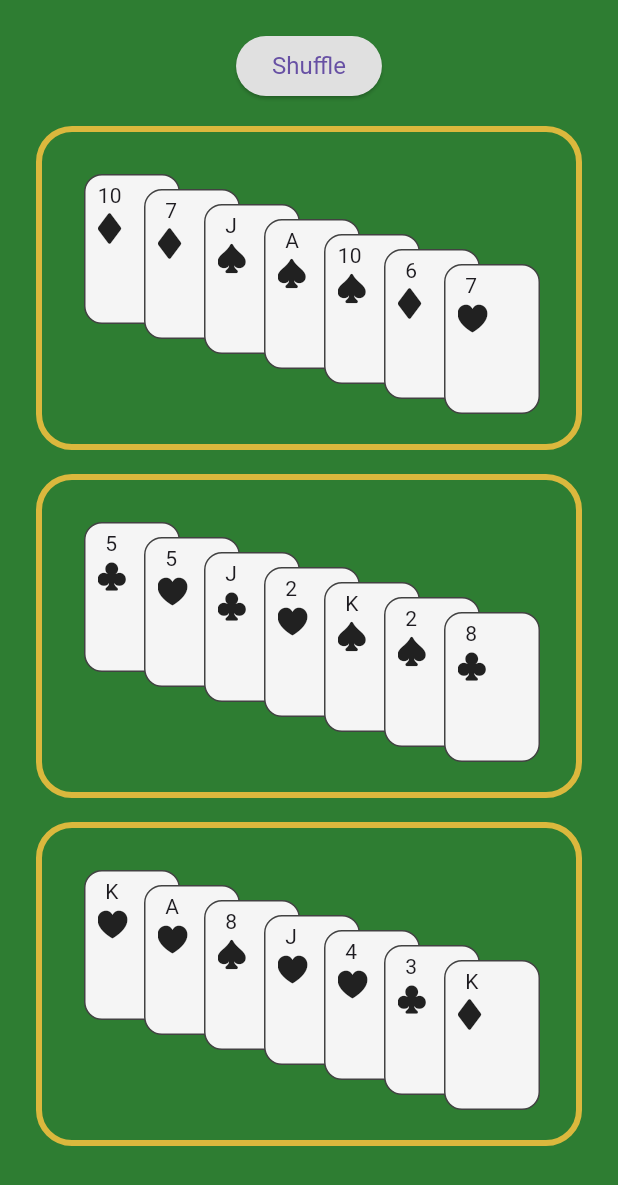
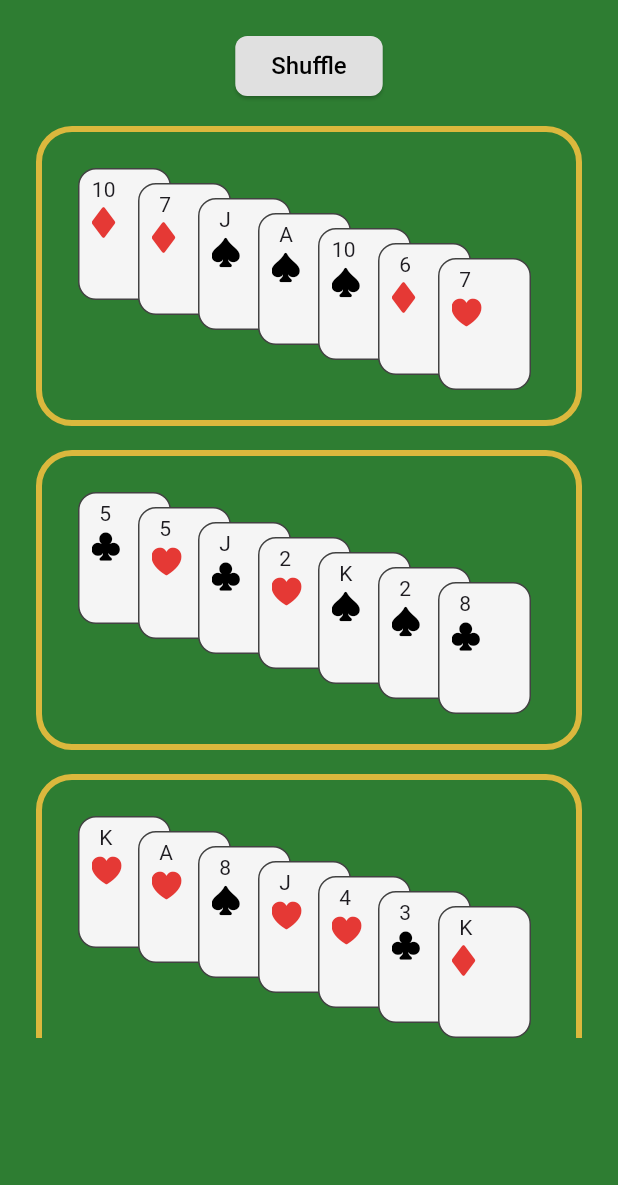
Before and after one commit to jwspdev/magic_app, a Flutter app: the screen it shows after launch, after a tap on "Start", on a phone screen of 412 x 824 dp. Shown: the top 1185 px of the screen. Run offline on Flutter 3.47's test engine with Material 3 defaults, Android fonts, the phone set to English and light mode, and no system bars; our stand-ins replace bloc, equatable, flutter_bloc.

Commit message:
UI design
-fixed overall ui design

```diff
--- a/magic_app/lib/main.dart
+++ b/magic_app/lib/main.dart
@@ -14,6 +14,7 @@ class MainApp extends StatelessWidget {
   Widget build(BuildContext context) {
     return MaterialApp(
       home: Scaffold(
+        backgroundColor: Colors.green.shade800,
         body: BlocProvider(
           create: (context) => MagicAlgorithmBloc(),
           child: const Center(child: PokerPage()),
--- a/magic_app/lib/src/presentation/pages/poker_page.dart
+++ b/magic_app/lib/src/presentation/pages/poker_page.dart
@@ -2,6 +2,7 @@ import 'package:flutter/cupertino.dart';
 import 'package:flutter_bloc/flutter_bloc.dart';
 import 'package:magic_app/src/presentation/bloc/magic_algorithm_bloc.dart';
 import 'package:magic_app/src/presentation/widgets/custom_button.dart';
+import 'package:magic_app/src/presentation/widgets/playing_card_ui.dart';
 import 'package:magic_app/src/presentation/widgets/poker_table.dart';
 
 class PokerPage extends StatelessWidget {
@@ -24,7 +25,7 @@ class PokerPage extends StatelessWidget {
       if (state is CardRevealedState) {
         return Center(
           child: Column(children: [
-            SizedBox(
+            const SizedBox(
               height: 80,
             ),
             Center(
@@ -34,8 +35,14 @@ class PokerPage extends StatelessWidget {
                     context.read<MagicAlgorithmBloc>().add(ShuffleCardsEvent());
                   }),
             ),
-            Text(
-                'STATE: $state Your Card is: ${state.selectedCard.type} ${state.selectedCard.value}')
+            const Text('YOUR CARD IS CHARAN'),
+            Container(
+              width: 100,
+              height: 150,
+              child: PlayingCardUi(
+                  value: state.selectedCard.value,
+                  suit: state.selectedCard.type),
+            )
           ]),
         );
       }
--- a/magic_app/lib/src/presentation/widgets/card_container.dart
+++ b/magic_app/lib/src/presentation/widgets/card_container.dart
@@ -24,7 +24,7 @@ class CardContainer extends StatelessWidget {
         magicAlgoBloc.add(SelectPileOfCardsEvent(pileIndex));
       },
       child: Container(
-        height: 216,
+        height: 200,
         width: 200,
         decoration: BoxDecoration(
             border: Border.all(
@@ -46,8 +46,8 @@ class CardContainer extends StatelessWidget {
         top: (i * 10),
         left: (i * 40),
         child: Container(
-          width: 80,
-          padding: const EdgeInsets.all(8),
+          width: 70,
+          padding: const EdgeInsets.all(4),
           child: PlayingCardUi(
             suit: cardList[i].type,
             value: cardList[i].value,
--- a/magic_app/lib/src/presentation/widgets/custom_button.dart
+++ b/magic_app/lib/src/presentation/widgets/custom_button.dart
@@ -10,10 +10,15 @@ class CustomButton extends StatelessWidget {
     return ElevatedButton(
       onPressed: onPressed,
       style: ButtonStyle(
+          shape: MaterialStateProperty.all(
+              RoundedRectangleBorder(borderRadius: BorderRadius.circular(8))),
           backgroundColor: MaterialStateProperty.all(Colors.grey.shade300),
           textStyle: MaterialStateProperty.all(const TextStyle(fontSize: 16)),
           animationDuration: const Duration(seconds: 2)),
-      child: Text(text),
+      child: Text(
+        text,
+        style: TextStyle(color: Colors.black, fontWeight: FontWeight.w500),
+      ),
     );
   }
 }
--- a/magic_app/lib/src/presentation/widgets/playing_card_ui.dart
+++ b/magic_app/lib/src/presentation/widgets/playing_card_ui.dart
@@ -13,24 +13,13 @@ class PlayingCardUi extends StatelessWidget {
   @override
   Widget build(BuildContext context) {
     return SizedBox(
-      height: 100,
-      width: 64,
+      height: 88,
+      // width: 64,
       child: Container(
         decoration: BoxDecoration(
           borderRadius: BorderRadius.circular(12),
           color: Colors.grey.shade100,
           border: Border.all(color: Colors.grey.shade800),
-          // boxShadow: [
-          //   BoxShadow(
-          //     color: Colors.grey,
-          //     offset: const Offset(
-          //       1.0,
-          //       0.0,
-          //     ),
-          //     blurRadius: 1.0,
-          //     spreadRadius: 1.0,
-          //   )
-          // ]
         ),
         padding: EdgeInsets.all(8),
         child: Stack(
@@ -43,7 +32,10 @@ class PlayingCardUi extends StatelessWidget {
               child: SizedBox(
                 width: 16,
                 height: 16,
-                child: Icon(_buildIcon()),
+                child: Icon(
+                  _buildIcon(),
+                  color: _getIconColor(),
+                ),
               ),
             ),
           ],
@@ -72,4 +64,15 @@ class PlayingCardUi extends StatelessWidget {
         return CupertinoIcons.suit_heart_fill;
     }
   }
+
+  _getIconColor() {
+    switch (suit) {
+      case 'diamond':
+      case 'heart':
+        return Colors.red.shade600;
+      case 'spade':
+      case 'clover':
+        return Colors.black;
+    }
+  }
 }
--- a/magic_app/lib/src/presentation/widgets/poker_table.dart
+++ b/magic_app/lib/src/presentation/widgets/poker_table.dart
@@ -24,36 +24,30 @@ class PokerTable extends StatelessWidget {
     var magicAlgoBloc = context.read<MagicAlgorithmBloc>();
     return SafeArea(
       child: Container(
-        decoration: BoxDecoration(color: Colors.green.shade800),
         padding: const EdgeInsets.all(8),
         child: Column(
           children: [
             Padding(
               padding: const EdgeInsets.only(top: 12),
               child: CustomButton(
-                  text: 'Shuffle',
+                  text: round > 0 ? 'Restart' : 'Shuffle',
                   onPressed: () {
                     magicAlgoBloc.add(ShuffleCardsEvent());
                   }),
             ),
-            Expanded(
+            Container(
+              height: MediaQuery.of(context).size.height - 200,
               child: ListView.builder(
                 itemCount: mappedCard.length,
                 padding: EdgeInsets.all(8),
                 itemBuilder: (BuildContext context, int index) {
                   int key = mappedCard.keys.elementAt(index);
-                  return SingleChildScrollView(
-                    scrollDirection: Axis.vertical,
-                    child: GestureDetector(
-                      onTap: () {},
-                      child: Container(
-                          margin: EdgeInsets.all(8),
-                          child: CardContainer(
-                            cardList: mappedCard[key]!,
-                            pileIndex: key,
-                          )),
-                    ),
-                  );
+                  return Container(
+                      margin: EdgeInsets.all(8),
+                      child: CardContainer(
+                        cardList: mappedCard[key]!,
+                        pileIndex: key,
+                      ));
                 },
               ),
             ),
```
